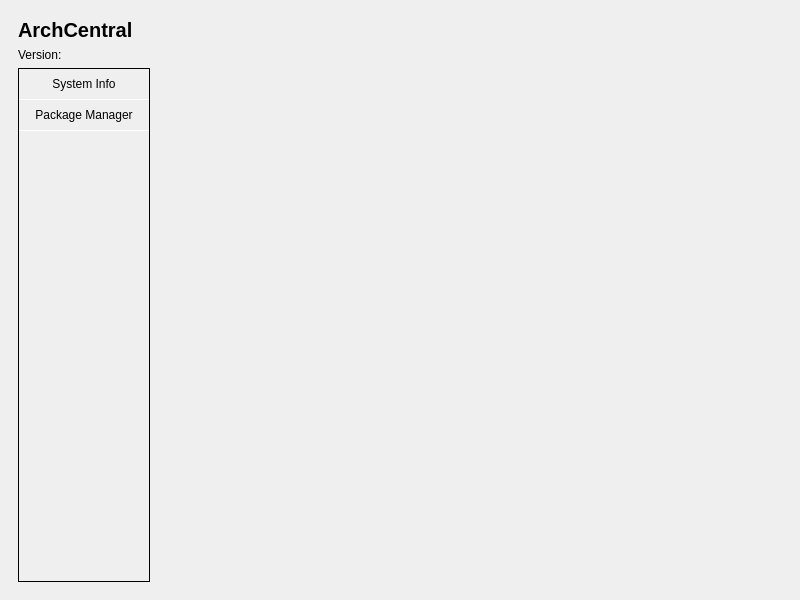
Old version of the form archcentral/ui/designer/mainwindow.ui in the repository szabatoro/archcentral-thesis.
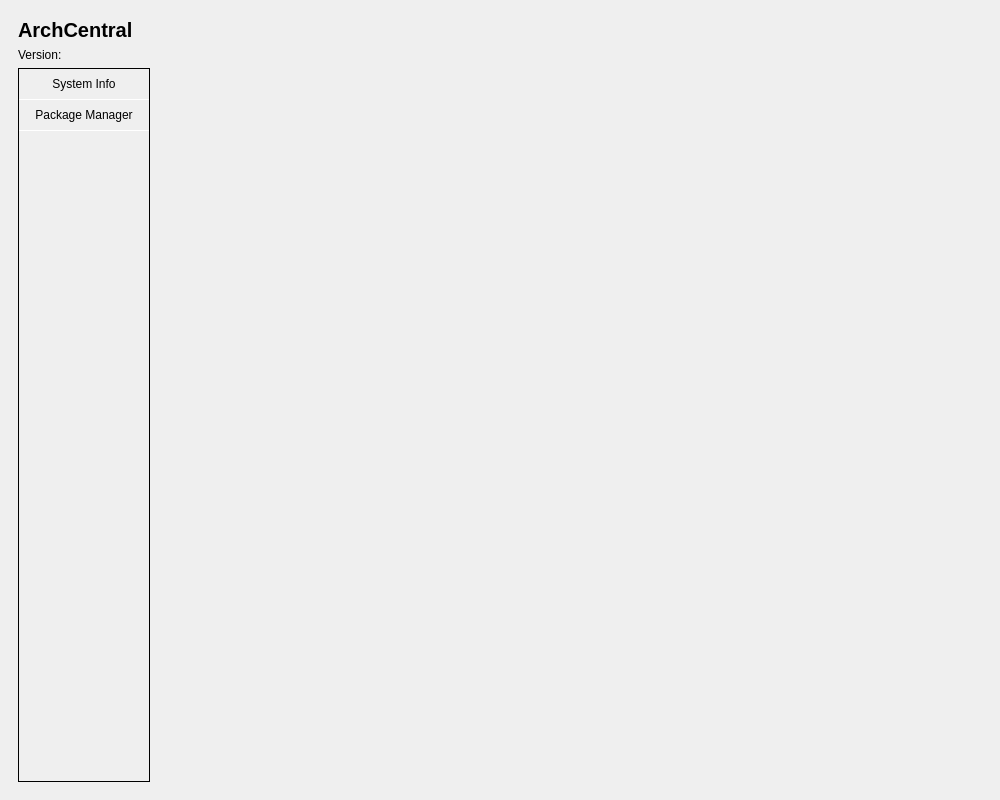
New version of the form. Icons and pictures are not drawn.

Commit message: resized the main window to play nicer with legendwidget

The edit to the form file:
```diff
--- a/archcentral/ui/designer/mainwindow.ui
+++ b/archcentral/ui/designer/mainwindow.ui
@@ -6,14 +6,14 @@
    <rect>
     <x>0</x>
     <y>0</y>
-    <width>800</width>
-    <height>600</height>
+    <width>1000</width>
+    <height>800</height>
    </rect>
   </property>
   <property name="minimumSize">
    <size>
-    <width>800</width>
-    <height>600</height>
+    <width>1000</width>
+    <height>800</height>
    </size>
   </property>
   <property name="windowTitle">
```
The commit also changes 1 other file.
